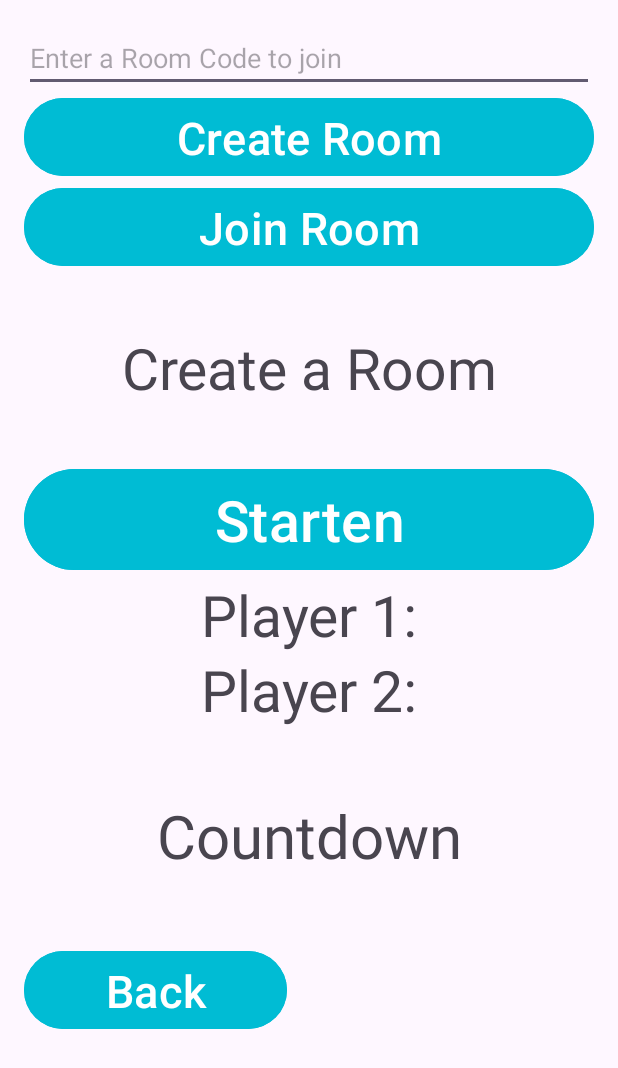
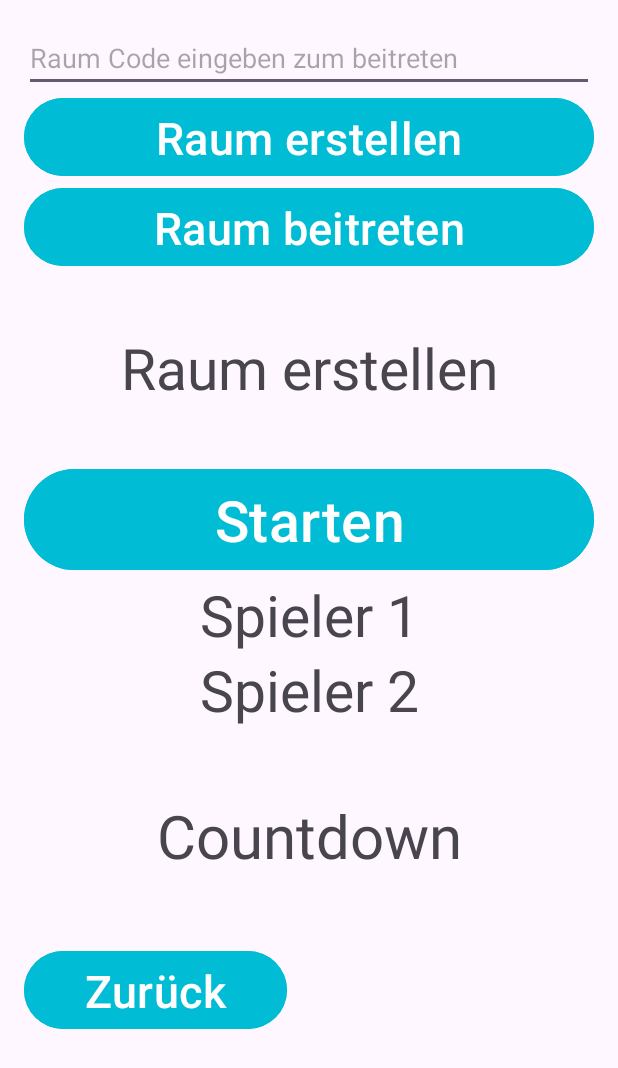
Before and after one commit to MichaelFalknerEHealth/PullChallenge, an Android app: the ChooserAndCounter screen opened directly, with no data from a screen before it, on a phone screen of 412 x 824 dp. Shown: the top 1068 px of the screen. Run offline under Robolectric (Android 15) with nearby library versions, the phone set to English and light mode, and no system bars; our stand-ins replace Firebase (no records; nobody signed in at launch, a user with empty details on screens opened directly).

Commit message:
Strings gemacht und ein paar Kommentare eingefügt

```diff
--- a/app/src/main/java/com/example/challenge_login/ChooserAndCounter.java
+++ b/app/src/main/java/com/example/challenge_login/ChooserAndCounter.java
@@ -229,14 +229,15 @@ public class ChooserAndCounter extends AppCompatActivity implements SensorEventL
                     monitorScores(roomCode);
 
                 } else {
+                    // Error Handling, wenn der Raum nicht existiert oder schon zwei Spieler gejoint sind
                     Toast.makeText(getApplicationContext(), getString(R.string.error_room), Toast.LENGTH_SHORT).show();
-                    // Handle errors, like room does not exist or already has two players
+
                 }
             }
 
             @Override
             public void onCancelled(DatabaseError error) {
-                // Handle possible errors
+                // FehlerHandling (wird nicht gebraucht)
             }
         });
     }
@@ -249,6 +250,7 @@ public class ChooserAndCounter extends AppCompatActivity implements SensorEventL
                 if (snapshot.exists() && snapshot.hasChild("Player 1") && snapshot.hasChild("Player 2")) {
                     startCounting();
                 } else {
+                    //Fehlermeldung wenn nur ein Spieler im Raum ist und gestartet werden soll
                     Toast.makeText(getApplicationContext(), getString(R.string.error_room_one_player), Toast.LENGTH_LONG).show();
                 }
             }
--- a/app/src/main/java/com/example/challenge_login/MainScreen.java
+++ b/app/src/main/java/com/example/challenge_login/MainScreen.java
@@ -14,7 +14,6 @@ import androidx.core.view.ViewCompat;
 import androidx.core.view.WindowInsetsCompat;
 
 public class MainScreen extends AppCompatActivity {
-    //push test
 
     TextView TVname;
     Button pull_up;
--- a/app/src/main/res/layout/activity_chooser_and_counter.xml
+++ b/app/src/main/res/layout/activity_chooser_and_counter.xml
@@ -9,13 +9,13 @@
         android:id="@+id/roomCodeInput"
         android:layout_width="match_parent"
         android:layout_height="wrap_content"
-        android:hint="Enter a Room Code to join" />
+        android:hint="@string/room_code" />
 
     <Button
         android:id="@+id/createRoomButton"
         android:layout_width="match_parent"
         android:backgroundTint="#00BCD4"
-        android:text="Create Room"
+        android:text="@string/create_room"
         android:layout_height="60dp"
         android:textSize="30sp"
         />
@@ -24,7 +24,7 @@
         android:id="@+id/joinRoomButton"
         android:backgroundTint="#00BCD4"
         android:layout_width="match_parent"
-        android:text="Join Room"
+        android:text="@string/join_room"
         android:layout_height="60dp"
         android:textSize="30sp"
         />
@@ -34,7 +34,7 @@
         android:layout_width="match_parent"
         android:layout_height="127dp"
         android:textSize="38sp"
-        android:text="Create a Room"
+        android:text="@string/create_room"
         android:gravity="center"
         android:layout_gravity="center" />
 
@@ -94,14 +94,14 @@
         android:layout_height="50dp"
         android:layout_gravity="center"
         android:gravity="center"
-        android:text="Player 1:"
+        android:text="@string/Player1"
         android:textSize="38sp" />
     <TextView
         android:id="@+id/TVPlayerlist2"
         android:layout_width="match_parent"
         android:layout_height="50dp"
         android:gravity="center"
-        android:text="Player 2:"
+        android:text="@string/Player2"
         android:textSize="38sp" />
 
     <TextView
@@ -109,14 +109,14 @@
         android:layout_width="match_parent"
         android:layout_height="146dp"
         android:gravity="center"
-        android:text="Countdown"
+        android:text="@string/countdown"
         android:textSize="40dp" />
 
     <Button
         android:id="@+id/BTBack"
         android:layout_width="175dp"
         android:backgroundTint="#00BCD4"
-        android:text="Back"
+        android:text="@string/back"
         android:layout_height="60dp"
         android:textSize="30sp"
         />
--- a/app/src/main/res/layout/activity_history.xml
+++ b/app/src/main/res/layout/activity_history.xml
@@ -18,7 +18,7 @@
         android:gravity="center"
         android:textStyle="bold"
         android:textSize="30dp"
-        android:text="Your History" />
+        android:text="@string/history" />
 
 
 <ScrollView
@@ -47,7 +47,7 @@
         android:backgroundTint="#00BCD4"
         android:layout_height="60dp"
         android:textSize="30sp"
-        android:text="Back" />
+        android:text="@string/back" />
 
 
 </RelativeLayout>
--- a/app/src/main/res/values/strings.xml
+++ b/app/src/main/res/values/strings.xml
@@ -24,5 +24,20 @@
     <string name="gewonnen">Gewonnen</string>
     <string name="verloren">Verloren</string>
     <string name="unentschieden">Unentschieden</string>
+    <string name="update">Passwort wurde aktualisiert</string>
+    <string name="wrong_old">Alters Passwort ist inkorrekt</string>
+    <string name="req_pass">Passwort muss mindestens 8 Zeichen beinhalten, Groß- und Kleinbuchstaben, Sonderzeichen und Nummern</string>
+    <string name="req_same">Das neue Passwort darf nicht ident mit dem alten Passwort sein</string>
+    <string name="tuen">Was können wir für dich tun, </string>
+    <string name="old_enter">Altes Passwort eingeben</string>
+    <string name="new_enter">Neues Passwort eingeben</string>
+    <string name="pasword_change">Passwort ändern</string>
+    <string name="avatar_choose">Avatar wählen</string>
+    <string name="back">Zurück</string>
+    <string name="history">Deine Matches: </string>
+    <string name="countdown">Countdown</string>
+    <string name="create_room">Raum erstellen</string>
+    <string name="join_room">Raum beitreten</string>
+    <string name="room_code">Raum Code eingeben zum beitreten</string>
 
 </resources>
```
Also changed, not shown: app/src/main/java/com/example/challenge_login/Profile.java (+4 -4 lines), app/src/main/res/layout/activity_profile.xml (+6 -6 lines).
